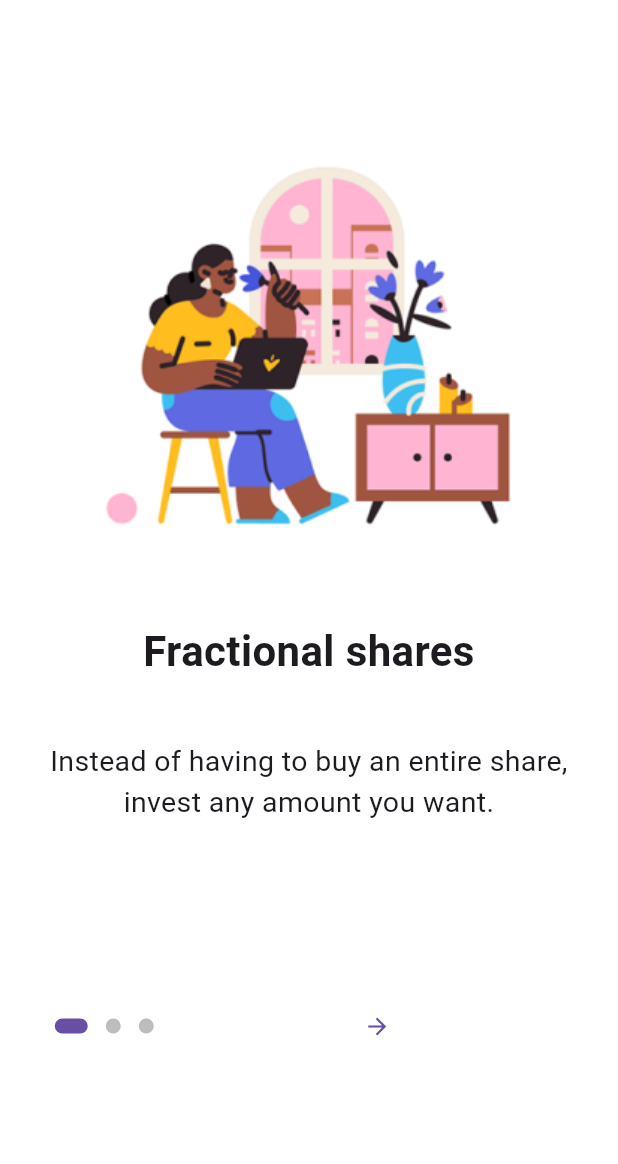
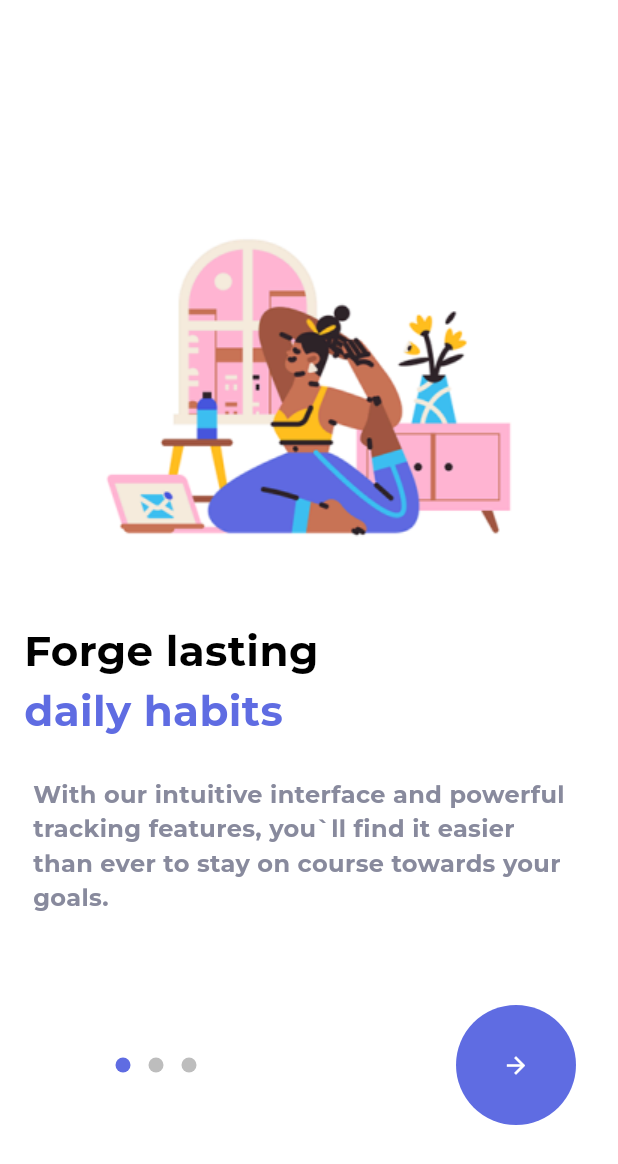
Before and after one commit to ikramzargar/habitly, a Flutter app: the screen it shows after launch, on a phone screen of 412 x 824 dp. Shown: the top 1164 px of the screen. Run offline on Flutter 3.47's test engine with Material 3 defaults, Android fonts, the light colour scheme and no system bars; drawn by our look-alikes of introduction_screen; our stand-ins replace google_fonts.

Commit message:
add onboardingscreen

```diff
--- /dev/null
+++ b/lib/globals/colors.dart
@@ -0,0 +1,8 @@
+import 'package:flutter/material.dart';
+
+
+class AppColors {
+ static const  Color blue = Color(0xff5f6ce2);
+ static const  Color dark = Color(0xff1f1f1f);
+ static const  Color grey = Color(0xff888a9d);
+}
--- /dev/null
+++ b/lib/globals/text_styles.dart
@@ -0,0 +1,20 @@
+import 'package:flutter/material.dart';
+import 'package:google_fonts/google_fonts.dart';
+import 'package:habitly/globals/colors.dart';
+
+class AppTextStyles {
+  static final TextStyle heading1 = GoogleFonts.montserrat(
+    fontSize: 28,
+    fontWeight: FontWeight.bold,
+    color: Colors.black,
+  );
+
+  static final TextStyle bodyText = GoogleFonts.montserrat(
+    fontSize: 16,
+    color: AppColors.grey,
+    fontWeight: FontWeight.w700,
+
+  );
+
+
+}
--- a/lib/screens/splash_screen.dart
+++ b/lib/screens/splash_screen.dart
@@ -1,5 +1,6 @@
-import 'package:flutter/foundation.dart';
 import 'package:flutter/material.dart';
+import 'package:habitly/globals/colors.dart';
+import 'package:habitly/globals/text_styles.dart';
 import 'package:introduction_screen/introduction_screen.dart';
 
 class OnBoardingPage extends StatefulWidget {
@@ -18,98 +19,114 @@ class OnBoardingPageState extends State<OnBoardingPage> {
     );
   }
 
-  Widget _buildFullscreenImage() {
-    return Image.asset(
-      'assets/fullscreen.jpg',
-      fit: BoxFit.cover,
-     height: double.infinity,
-      width: double.infinity,
-      alignment: Alignment.center,
-    );
-  }
-
   Widget _buildImage(String assetName, [double width = 350]) {
     return Image.asset(assetName, width: width);
   }
 
   @override
   Widget build(BuildContext context) {
-    const bodyStyle = TextStyle(fontSize: 19.0);
+    //const bodyStyle = TextStyle(fontSize: 19.0);
 
-    const pageDecoration = PageDecoration(
-      titleTextStyle: TextStyle(fontSize: 28.0, fontWeight: FontWeight.w700),
-      bodyTextStyle: bodyStyle,
-      bodyPadding: EdgeInsets.fromLTRB(16.0, 16.0, 16.0, 16.0),
+    final pageDecoration = PageDecoration(
+      titleTextStyle:
+          const TextStyle(fontSize: 28.0, fontWeight: FontWeight.w700),
+      bodyTextStyle: AppTextStyles.bodyText,
+      bodyPadding: const EdgeInsets.fromLTRB(6.0, 0.0, 16.0, 16.0),
       pageColor: Colors.white,
-      imagePadding: EdgeInsets.only(top: 100),
+      imagePadding: const EdgeInsets.only(top: 100),
+      bodyAlignment: Alignment.topLeft,
+      bodyFlex: 1,
     );
+
+    Widget buildTitle(String title1, String title2) {
+      return Column(
+        crossAxisAlignment: CrossAxisAlignment.stretch,
+        children: [
+          Text(
+            title1,
+            style: AppTextStyles.heading1,
+          ),
+          Text(
+            title2,
+            style: AppTextStyles.heading1.copyWith(color: AppColors.blue),
+          ),
+        ],
+      );
+    }
 
     return IntroductionScreen(
       key: introKey,
       globalBackgroundColor: Colors.white,
-      //allowImplicitScrolling: true,
-     // autoScrollDuration: 3000,
-      //infiniteAutoScroll: true,
-      // globalHeader: Align(
-      //   alignment: Alignment.topRight,
-      //   child: SafeArea(
-      //     child: Padding(
-      //       padding: const EdgeInsets.only(top: 16, right: 16),
-      //       child: _buildImage('flutter.png', 100),
-      //     ),
-      //   ),
-      // ),
-      // globalFooter: SizedBox(
-      //   width: double.infinity,
-      //   height: 60,
-      //   child: ElevatedButton(
-      //     child: const Text(
-      //       'Let\'s go right away!',
-      //       style: TextStyle(fontSize: 16.0, fontWeight: FontWeight.bold),
-      //     ),
-      //     onPressed: () => _onIntroEnd(context),
-      //   ),
-      // ),
+      allowImplicitScrolling: true,
+      autoScrollDuration: 3000,
+      infiniteAutoScroll: true,
       pages: [
         PageViewModel(
-          title: "Fractional shares",
-          body:
-          "Instead of having to buy an entire share, invest any amount you want.",
+          titleWidget: buildTitle('Forge lasting', 'daily habits'),
+          bodyWidget: Text(
+            'With our intuitive interface and powerful tracking features, you`ll find it easier than ever to stay on course towards your goals.',
+            style: AppTextStyles.bodyText,
+          ),
+          image: _buildImage('images/splsh_3.png'),
+          decoration: pageDecoration,
+        ),
+        PageViewModel(
+          titleWidget: buildTitle('Empower your', 'daily progress'),
+          bodyWidget: Text(
+            'Start today and experience the empowering impact of the consistent, meaningful, progress in every area of your life.',
+            style: AppTextStyles.bodyText,
+          ),
           image: _buildImage('images/splsh_1.png'),
           decoration: pageDecoration,
         ),
         PageViewModel(
-          title: "Learn as you go",
-          body:
-          "Download the Stockpile app and master the market with our mini-lesson.",
+          titleWidget: buildTitle('Chase growth,', 'track triumphs'),
+          bodyWidget: Text(
+            'Empower your journey, chasing growth while meticulously tracking triumphs with the Habitly',
+            style: AppTextStyles.bodyText,
+          ),
           image: _buildImage('images/splsh_2.png'),
-          decoration: pageDecoration,
-        ),
-        PageViewModel(
-          title: "Kids and teens",
-          body:
-          "Kids and teens can track their stocks 24/7 and place trades that you approve.",
-          image: _buildImage('images/splsh_3.png'),
           decoration: pageDecoration,
         ),
       ],
       onDone: () => _onIntroEnd(context),
       onSkip: () => _onIntroEnd(context), // You can override onSkip callback
       skipOrBackFlex: 0,
-      nextFlex: 3,
+      nextFlex: 0,
       showBackButton: false,
       //rtl: true, // Display as right-to-left
       //back: const Icon(Icons.arrow_back),
-     // skip: const Text('Skip', style: TextStyle(fontWeight: FontWeight.w600)),
-      next: const Icon(Icons.arrow_forward),
-      done: const Text('Done', style: TextStyle(fontWeight: FontWeight.w600)),
+      // skip: const Text('Skip', style: TextStyle(fontWeight: FontWeight.w600)),
+      next: const Padding(
+        padding: EdgeInsets.only(left: 90.0),
+        child: CircleAvatar(
+          backgroundColor: AppColors.blue,
+          radius: 40,
+          child: Icon(
+            Icons.arrow_forward,
+            color: Colors.white,
+          ),
+        ),
+      ),
+      done: const Padding(
+        padding: EdgeInsets.only(left: 90.0),
+        child: CircleAvatar(
+          backgroundColor: AppColors.blue,
+          radius: 40,
+          child: Icon(
+            Icons.arrow_forward,
+            color: Colors.white,
+          ),
+        ),
+      ),
       curve: Curves.fastLinearToSlowEaseIn,
-      controlsMargin: const EdgeInsets.all(16),
-      controlsPadding: const EdgeInsets.fromLTRB(8.0, 4.0, 8.0, 100.0),
+      controlsMargin: const EdgeInsets.all(6),
+      controlsPadding: const EdgeInsets.fromLTRB(0.0, 4.0, 10.0, 60.0),
       dotsDecorator: const DotsDecorator(
         size: Size(10.0, 10.0),
         color: Color(0xFFBDBDBD),
-        activeSize: Size(22.0, 10.0),
+        activeColor: AppColors.blue,
+        activeSize: Size(10.0, 10.0),
         activeShape: RoundedRectangleBorder(
           borderRadius: BorderRadius.all(Radius.circular(25.0)),
         ),
--- a/pubspec.yaml
+++ b/pubspec.yaml
@@ -36,6 +36,7 @@ dependencies:
   # Use with the CupertinoIcons class for iOS style icons.
   cupertino_icons: ^1.0.6
   introduction_screen: ^3.1.14
+  google_fonts: ^6.2.1
 
 dev_dependencies:
   flutter_test:
```
Also changed, not shown: pubspec.lock, 1 other file.
